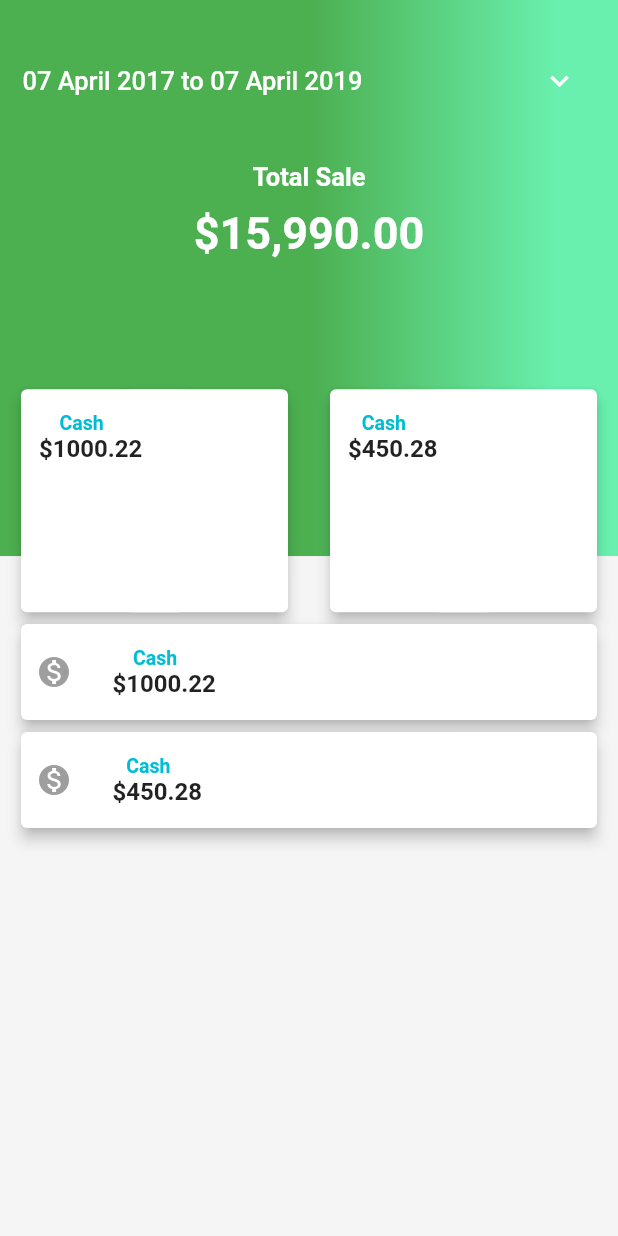
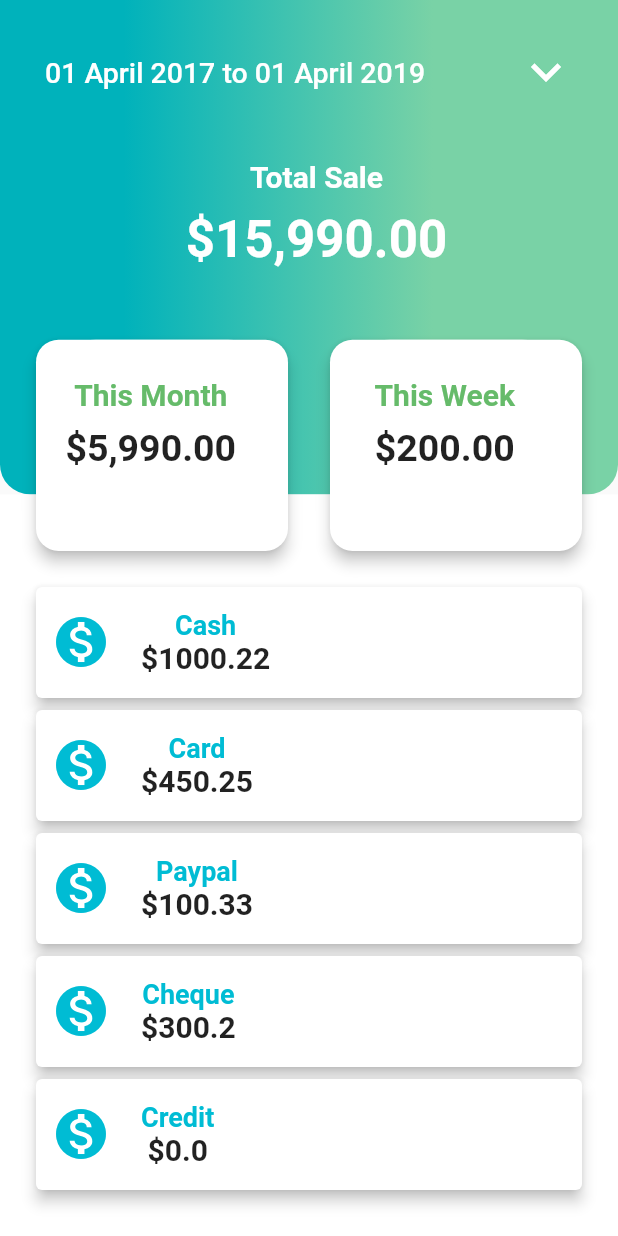
Before and after one commit to JideGuru/SalesApp, a Flutter app: the screen it shows after launch, on a phone screen of 412 x 824 dp. Run offline on Flutter 3.47's test engine with Material 2 defaults, Android fonts, the phone set to English and light mode, and no system bars.

Commit message:
Update: Home page

```diff
--- a/lib/ui/home.dart
+++ b/lib/ui/home.dart
@@ -22,31 +22,37 @@ class _HomeState extends State<Home> {
               children: <Widget>[
                 Container(
                   decoration: BoxDecoration(
+                    borderRadius: BorderRadius.only(
+                      bottomLeft: Radius.circular(20.0),
+                      bottomRight: Radius.circular(20.0),
+                    ),
+
                     gradient: LinearGradient(
                       begin: Alignment.centerLeft,
                       end: Alignment.centerRight,
                       // Add one stop for each color. Stops should increase from 0 to 1
-                      stops: [0.5, 0.9],
+                      stops: [0.2, 0.7],
                       colors: [
-                        Colors.green,
-                        Colors.greenAccent,
+                        Color(0xff00b2bb),
+                        Color(0xff79d2a6),
 //                        Colors.blue[400],
 //                        Colors.blue[300],
                       ],
                       // stops: [0.0, 0.1],
                     ),
                   ),
-                  height: MediaQuery.of(context).size.height * .45,
-                  padding: EdgeInsets.only(top: 30, left: 15, right: 15),
+
+                  height: MediaQuery.of(context).size.height * .40,
+                  padding: EdgeInsets.only(top: 20, left: 30, right: 20),
                   child: Column(
                     children: <Widget>[
                       Row(
                         mainAxisAlignment: MainAxisAlignment.spaceBetween,
                         children: <Widget>[
-                          Text("07 April 2017 to 07 April 2019",
+                          Text("01 April 2017 to 01 April 2019",
                             style: TextStyle(
                               color: Colors.white,
-                              fontSize: 17.0,
+                              fontSize: 19.0,
                               fontWeight: FontWeight.w500,
                             ),
                           ),
@@ -55,6 +61,7 @@ class _HomeState extends State<Home> {
                               Icons.keyboard_arrow_down,
                               color: Colors.white,
                             ),
+                            iconSize: 40.0,
                             onPressed: () {},
                           )
                         ],
@@ -64,7 +71,7 @@ class _HomeState extends State<Home> {
                         "Total Sale",
                         style: TextStyle(
                             color: Colors.white,
-                            fontSize: 17.0,
+                            fontSize: 20.0,
                             fontWeight: FontWeight.bold),
                       ),
                       SizedBox(height: 10),
@@ -72,7 +79,7 @@ class _HomeState extends State<Home> {
                         r"$15,990.00",
                         style: TextStyle(
                             color: Colors.white,
-                            fontSize: 30.0,
+                            fontSize: 34.0,
                             fontWeight: FontWeight.bold),
                       ),
                       SizedBox(height: 10),
@@ -81,7 +88,7 @@ class _HomeState extends State<Home> {
                 ),
                 Container(
                   height: MediaQuery.of(context).size.height * .75,
-                  color: Colors.grey[100],
+                  color: Colors.white,
                 ),
               ],
             ),
@@ -89,9 +96,9 @@ class _HomeState extends State<Home> {
             Container(
               alignment: Alignment.topCenter,
               padding: new EdgeInsets.only(
-                  top: MediaQuery.of(context).size.height * .31,
-                  right: 10.0,
-                  left: 10.0),
+                  top: MediaQuery.of(context).size.height * .27,
+                  right: 20.0,
+                  left: 20.0),
               child: new Container(
                 height: MediaQuery.of(context).size.height,
                 width: MediaQuery.of(context).size.width,
@@ -108,16 +115,16 @@ class _HomeState extends State<Home> {
                     Container(
                       padding: EdgeInsets.only(right: 10.0),
                       child: Spendings(
-                        name: "Cash",
-                        amount: r"$1000.22",
+                        name: "This Month",
+                        amount: r"$5,990.00",
                       ),
                     ),
 
                     Container(
                       padding: EdgeInsets.only(left: 10.0),
                       child: Spendings(
-                        name: "Cash",
-                        amount: r"$450.28",
+                        name: "This Week",
+                        amount: r"$200.00",
                       ),
                     ),
 
@@ -131,9 +138,9 @@ class _HomeState extends State<Home> {
             Container(
               alignment: Alignment.topCenter,
               padding: new EdgeInsets.only(
-                  top: MediaQuery.of(context).size.height * .50,
-                  right: 10.0,
-                  left: 10.0),
+                  top: MediaQuery.of(context).size.height * .47,
+                  right: 20.0,
+                  left: 20.0),
               child: new Container(
                 height: MediaQuery.of(context).size.height,
                 width: MediaQuery.of(context).size.width,
@@ -147,10 +154,24 @@ class _HomeState extends State<Home> {
                     ),
 
                     PaymentMethods(
-                      name: "Cash",
-                      amount: r"$450.28",
+                      name: "Card",
+                      amount: r"$450.25",
                     ),
 
+                    PaymentMethods(
+                      name: "Paypal",
+                      amount: r"$100.33",
+                    ),
+
+                    PaymentMethods(
+                      name: "Cheque",
+                      amount: r"$300.2",
+                    ),
+
+                    PaymentMethods(
+                      name: "Credit",
+                      amount: r"$0.0",
+                    ),
                   ],
                 ),
               ),
--- a/lib/widget/payment_methods.dart
+++ b/lib/widget/payment_methods.dart
@@ -26,27 +26,31 @@ class PaymentMethods extends StatelessWidget {
             mainAxisAlignment: MainAxisAlignment.start,
             children: <Widget>[
               Padding(
-                padding: EdgeInsets.only(left: 10.0, right: 15.0),
-                child: Icon(Icons.monetization_on, color: Colors.grey),
+                padding: EdgeInsets.only(left: 10.0, right: 20.0),
+                child: Icon(Icons.monetization_on, color: Colors.cyan, size: 40.0,),
               ),
-              Expanded(
+              Container(
                 child: Column(
+
                   crossAxisAlignment: CrossAxisAlignment.start,
                   children: <Widget>[
                     Column(
                       children: <Widget>[
                         Text(
                           name,
+                          textAlign: TextAlign.left,
                           style: TextStyle(
-                            fontSize: 13.0,
+                            fontSize: 18.0,
                             fontWeight: FontWeight.bold,
                             color: Colors.cyan,
                           ),
                         ),
-                        Text("   $amount",
-                            style: TextStyle(
-                                fontSize: 16.0,
-                                fontWeight: FontWeight.bold))
+                        Text("$amount",
+                          style: TextStyle(
+                            fontSize: 20.0,
+                            fontWeight: FontWeight.bold,
+                          ),
+                        ),
                       ],
                     ),
                   ],
--- a/lib/widget/spending.dart
+++ b/lib/widget/spending.dart
@@ -14,35 +14,41 @@ class Spendings extends StatelessWidget {
   @override
   Widget build(BuildContext context) {
     return Card(
+      shape: RoundedRectangleBorder( borderRadius: BorderRadius.circular(15.0)),
       elevation: 4.0,
       child: InkWell(
         onTap: () => print("tapped"),
         child: Container(
-          padding: EdgeInsets.only(top: 15.0, bottom: 15.0, right: 15.0),
+          alignment: Alignment.center,
+          padding: EdgeInsets.only(top: 15.0, bottom: 0.0, right: 15.0),
           decoration: BoxDecoration(
             color: Colors.white,
-            borderRadius: BorderRadius.circular(100.0),
+            borderRadius: BorderRadius.circular(40.0),
           ),
           child: Row(
-            mainAxisAlignment: MainAxisAlignment.start,
+            mainAxisAlignment: MainAxisAlignment.center,
             children: <Widget>[
-              Expanded(
+
+              Center(
                 child: Column(
                   crossAxisAlignment: CrossAxisAlignment.start,
                   children: <Widget>[
+                    SizedBox(height: 10.0),
                     Column(
                       children: <Widget>[
                         Text(
                           name,
                           style: TextStyle(
-                            fontSize: 13.0,
+                            fontSize: 20.0,
                             fontWeight: FontWeight.bold,
-                            color: Colors.cyan,
+                            color: Colors.green[400],
                           ),
                         ),
-                        Text("   $amount",
+
+                        SizedBox(height: 10.0),
+                        Text("$amount",
                             style: TextStyle(
-                                fontSize: 16.0,
+                                fontSize: 25.0,
                                 fontWeight: FontWeight.bold))
                       ],
                     ),
```
